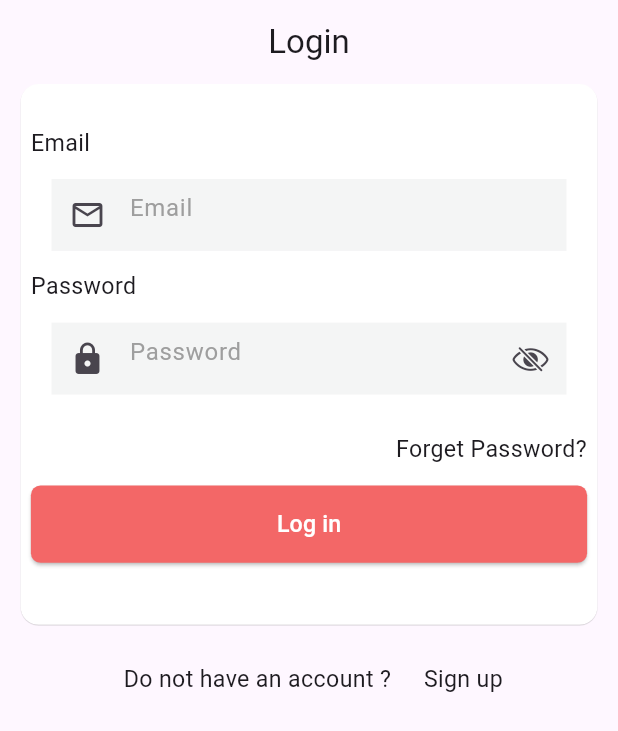
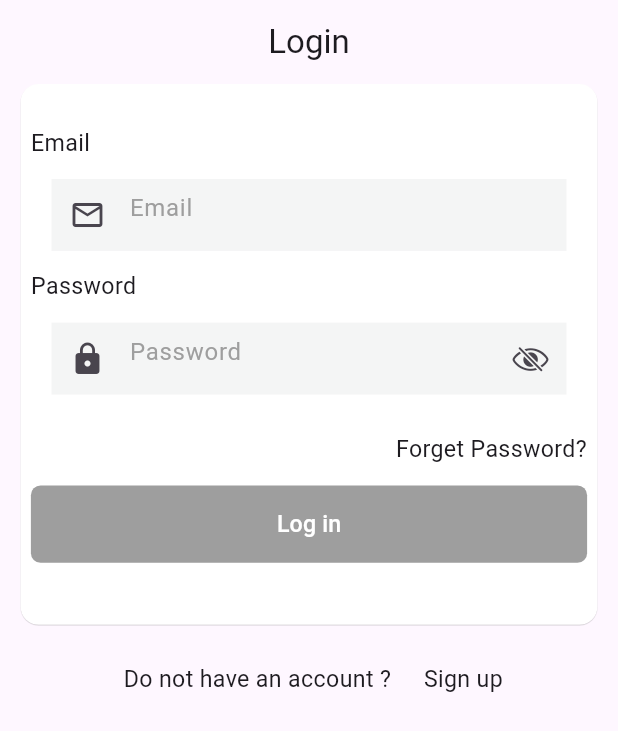
Before and after one commit to ishaquekannoth/vinnovate, a Flutter app: the screen it shows after launch, on a phone screen of 412 x 824 dp. Shown: the top 731 px of the screen. Run offline on Flutter 3.47's test engine with Material 3 defaults, Android fonts, the phone set to English and light mode, and no system bars; our stand-ins replace dio, equatable, firebase_auth, firebase_core, flutter_bloc, flutter_screenutil; missing offline and left inert: dio_smart_retry; accounts and stored records are empty.

Commit message:
added toggle login button

```diff
--- a/lib/app/presentation/login/bloc/login_bloc.dart
+++ b/lib/app/presentation/login/bloc/login_bloc.dart
@@ -1,11 +1,23 @@
 import 'package:equatable/equatable.dart';
 import 'package:flutter_bloc/flutter_bloc.dart';
+import 'package:vinnovate/app/utilities/utils.dart';
 
 part 'login_event.dart';
 part 'login_state.dart';
 
 class LoginBloc extends Bloc<LoginEvent, LoginState> {
-  LoginBloc() : super(LoginInitial()) {
-    on<LoginEvent>((event, emit) {});
+  LoginBloc()
+      : super(
+            const LoginValidated(isEmailValid: false, isPasswordValid: false)) {
+    on<OnEmailChange>((event, emit) {
+      emit(LoginValidated(
+          isEmailValid: event.email.isValidEmail,
+          isPasswordValid: state.isPasswordValid));
+    });
+    on<OnPasswordChange>((event, emit) {
+      emit(LoginValidated(
+          isEmailValid: state.isEmailValid,
+          isPasswordValid: event.password.length > 7));
+    });
   }
 }
--- a/lib/app/presentation/login/bloc/login_event.dart
+++ b/lib/app/presentation/login/bloc/login_event.dart
@@ -6,3 +6,15 @@ sealed class LoginEvent extends Equatable {
   @override
   List<Object> get props => [];
 }
+
+class OnPasswordChange extends LoginEvent {
+  final String password;
+  const OnPasswordChange({
+    required this.password,
+  });
+}
+
+class OnEmailChange extends LoginEvent {
+  final String email;
+  const OnEmailChange({required this.email});
+}
--- a/lib/app/presentation/login/bloc/login_state.dart
+++ b/lib/app/presentation/login/bloc/login_state.dart
@@ -1,10 +1,14 @@
 part of 'login_bloc.dart';
 
 sealed class LoginState extends Equatable {
-  const LoginState();
-
+  const LoginState({required this.isEmailValid, required this.isPasswordValid});
+  final bool isEmailValid;
+  final bool isPasswordValid;
   @override
-  List<Object> get props => [];
+  List<Object> get props => [isEmailValid, isPasswordValid];
 }
 
-final class LoginInitial extends LoginState {}
+final class LoginValidated extends LoginState {
+  const LoginValidated(
+      {required super.isEmailValid, required super.isPasswordValid});
+}
--- a/lib/app/presentation/login/login_view.dart
+++ b/lib/app/presentation/login/login_view.dart
@@ -1,13 +1,17 @@
 import 'dart:developer';
 
 import 'package:flutter/material.dart';
+import 'package:flutter_bloc/flutter_bloc.dart';
 import 'package:flutter_screenutil/flutter_screenutil.dart';
 import 'package:vinnovate/app/presentation/home_view/home_view.dart';
+import 'package:vinnovate/app/presentation/login/bloc/login_bloc.dart';
 import 'package:vinnovate/app/presentation/login/widgets/custom_form_field.dart';
 import 'package:vinnovate/app/presentation/login/widgets/custom_tag_text.dart';
 
 class LoginView extends StatelessWidget {
-  const LoginView({super.key});
+  final TextEditingController emailController = TextEditingController();
+  final TextEditingController passwordController = TextEditingController();
+  LoginView({super.key});
 
   @override
   Widget build(BuildContext context) {
@@ -34,11 +38,17 @@ class LoginView extends StatelessWidget {
                       text: "Email",
                     ),
                     CustomFormFieldWithValidation(
+                      controller: emailController,
                       type: FieldType.eMail,
                       hintText: "Email",
                       preFixIcon: const Icon(Icons.email_outlined),
                       autovalidateMode: AutovalidateMode.always,
                       margin: EdgeInsets.symmetric(horizontal: 15.w),
+                      onChanged: (value) {
+                        context
+                            .read<LoginBloc>()
+                            .add(OnEmailChange(email: value));
+                      },
                     ),
                     SizedBox(
                       height: 10.h,
@@ -47,11 +57,17 @@ class LoginView extends StatelessWidget {
                       text: "Password",
                     ),
                     CustomFormFieldWithValidation(
+                      controller: passwordController,
                       preFixIcon: const Icon(Icons.lock),
                       type: FieldType.password,
                       hintText: "Password",
                       autovalidateMode: AutovalidateMode.always,
                       margin: EdgeInsets.symmetric(horizontal: 15.w),
+                      onChanged: (value) {
+                        context
+                            .read<LoginBloc>()
+                            .add(OnPasswordChange(password: value));
+                      },
                     ),
                     SizedBox(
                       height: 20.h,
@@ -66,24 +82,36 @@ class LoginView extends StatelessWidget {
                     SizedBox(
                       width: 270.w,
                       height: 40.h,
-                      child: ElevatedButton(
+                      child: BlocBuilder<LoginBloc, LoginState>(
+                        builder: (context, state) {
+                          return ElevatedButton(
                               style: ButtonStyle(
-                              backgroundColor: const MaterialStatePropertyAll(
-                                  Color.fromARGB(255, 243, 103, 103)),
+                                  backgroundColor: state.isEmailValid &&
+                                          state.isPasswordValid
+                                      ? const MaterialStatePropertyAll(
+                                          Color.fromARGB(255, 243, 103, 103))
+                                      : const MaterialStatePropertyAll(
+                                          Colors.grey),
                                   shape: MaterialStatePropertyAll(
                                       RoundedRectangleBorder(
                                           borderRadius:
                                               BorderRadius.circular(5.r)))),
-                          onPressed: () async {
-                            Navigator.of(context).push(MaterialPageRoute(
-                                builder: (context)=> const HomeView()
+                              onPressed:
+                                  state.isEmailValid && state.isPasswordValid
+                                      ? () async {
+                                          Navigator.of(context).push(
+                                              MaterialPageRoute(
+                                                  builder: (context) =>
+                                                      const HomeView()));
+                                        }
+                                      : null,
+                              child: Text(
+                                "Log in",
+                                style: TextStyle(
+                                    color: Colors.white, fontSize: 12.h),
                               ));
                         },
-                          child: Text(
-                            "Log in",
-                            style:
-                                TextStyle(color: Colors.white, fontSize: 12.h),
-                          )),
+                      ),
                     ),
                     SizedBox(
                       height: 10.h,
--- a/lib/main.dart
+++ b/lib/main.dart
@@ -26,7 +26,7 @@ class MyApp extends StatelessWidget {
     return ScreenUtilInit(
       designSize: const Size(300, 640),
       child: MultiBlocProvider(
-        providers:  [
+        providers: [
           BlocProvider(create: (context) => LoginBloc()),
           BlocProvider(create: (context) => HomeBloc()..add(LoadProducts()))
         ],
@@ -36,7 +36,7 @@ class MyApp extends StatelessWidget {
             colorScheme: ColorScheme.fromSeed(seedColor: Colors.deepPurple),
             useMaterial3: true,
           ),
-          home: const LoginView(),
+          home: LoginView(),
         ),
       ),
     );
```
Also changed, not shown: lib/app/repos/login_repo/login_repo.dart (added, +40 -0 lines). Lines whose indentation alone changed are shown as unchanged.
